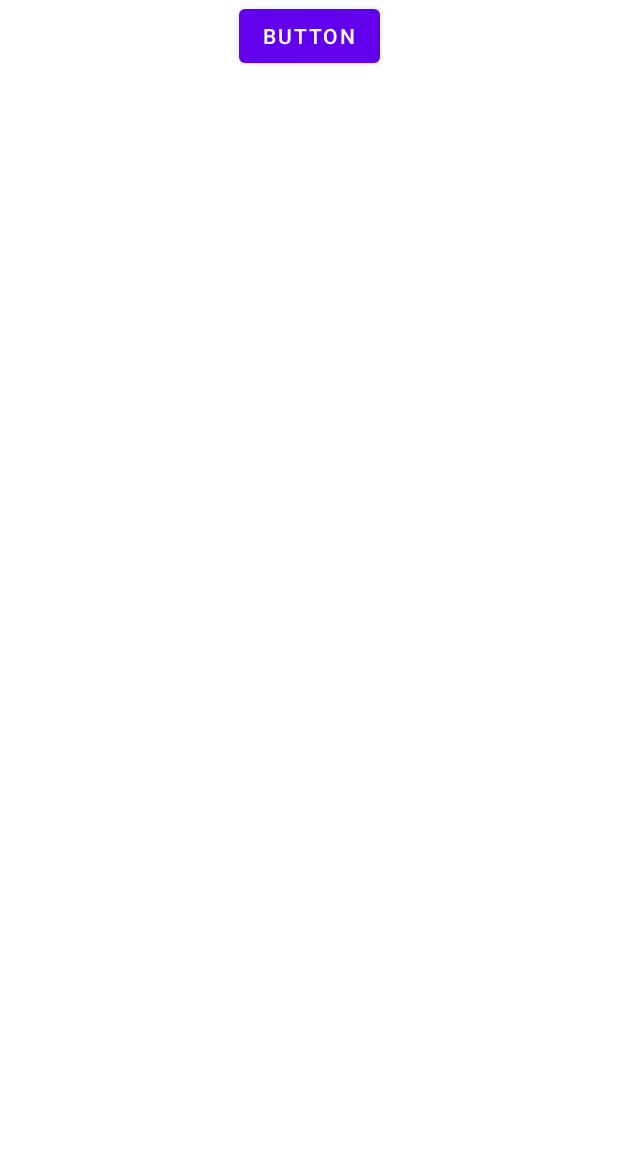
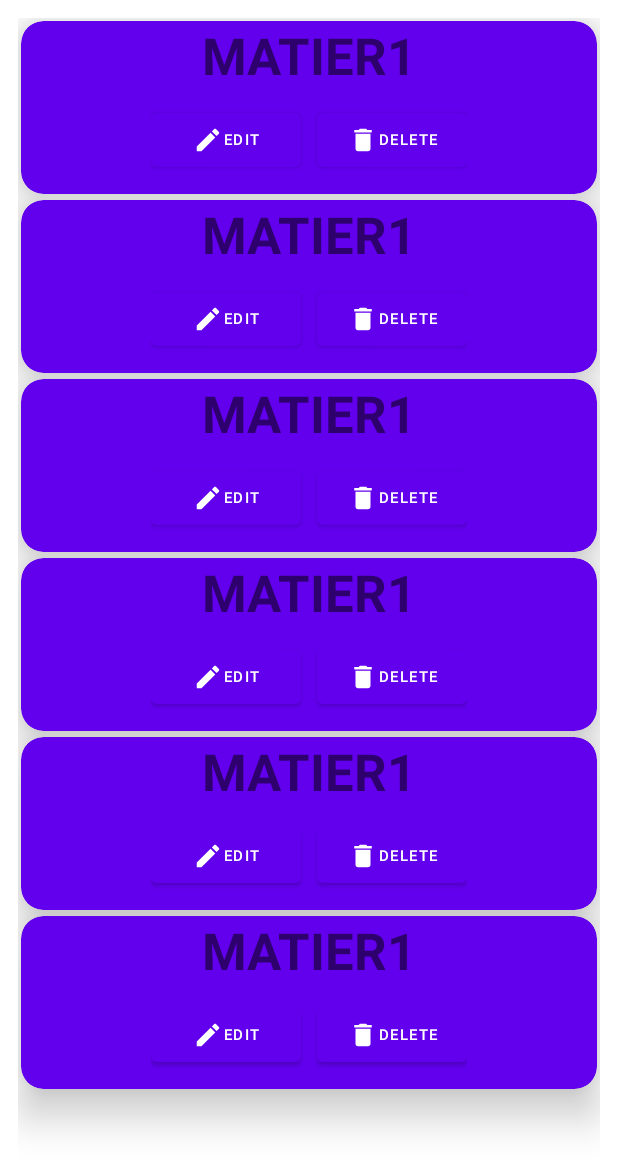
Before and after one commit to Oussafadi/GestionDeRevision-, an Android app: the layout activity_matiere.xml on its own in the app's theme, with its tools: preview values and no code run, on a phone screen of 412 x 824 dp. Shown: the top 1169 px of the screen. Run offline under Robolectric (Android 15) with nearby library versions, the phone set to English and light mode, and no system bars.

Commit message:
sohaib changes

```diff
--- a/app/src/main/java/com/example/myapplication1/data/Revision.kt
+++ b/app/src/main/java/com/example/myapplication1/data/Revision.kt
@@ -5,6 +5,7 @@ import java.sql.Date
 data class Revision(
     var id: Int,
     var id_matiere: Int,
+    var name:String,
     var date: Date,
     var hour : Int,
     var nbr_hour: Int,
--- /dev/null
+++ b/app/src/main/res/drawable/ic_baseline_add_24.xml
@@ -0,0 +1,5 @@
+<vector android:height="24dp" android:tint="#000000"
+    android:viewportHeight="24" android:viewportWidth="24"
+    android:width="24dp" xmlns:android="http://schemas.android.com/apk/res/android">
+    <path android:fillColor="@android:color/white" android:pathData="M19,13h-6v6h-2v-6H5v-2h6V5h2v6h6v2z"/>
+</vector>
--- /dev/null
+++ b/app/src/main/res/drawable/ic_baseline_add_box_24.xml
@@ -0,0 +1,5 @@
+<vector android:height="24dp" android:tint="#000000"
+    android:viewportHeight="24" android:viewportWidth="24"
+    android:width="24dp" xmlns:android="http://schemas.android.com/apk/res/android">
+    <path android:fillColor="@android:color/white" android:pathData="M19,3L5,3c-1.11,0 -2,0.9 -2,2v14c0,1.1 0.89,2 2,2h14c1.1,0 2,-0.9 2,-2L21,5c0,-1.1 -0.9,-2 -2,-2zM17,13h-4v4h-2v-4L7,13v-2h4L11,7h2v4h4v2z"/>
+</vector>
--- /dev/null
+++ b/app/src/main/res/drawable/ic_baseline_delete_24.xml
@@ -0,0 +1,5 @@
+<vector android:height="24dp" android:tint="#000000"
+    android:viewportHeight="24" android:viewportWidth="24"
+    android:width="24dp" xmlns:android="http://schemas.android.com/apk/res/android">
+    <path android:fillColor="@android:color/white" android:pathData="M6,19c0,1.1 0.9,2 2,2h8c1.1,0 2,-0.9 2,-2V7H6v12zM19,4h-3.5l-1,-1h-5l-1,1H5v2h14V4z"/>
+</vector>
--- /dev/null
+++ b/app/src/main/res/drawable/ic_baseline_mode_edit_24.xml
@@ -0,0 +1,5 @@
+<vector android:height="24dp" android:tint="#000000"
+    android:viewportHeight="24" android:viewportWidth="24"
+    android:width="24dp" xmlns:android="http://schemas.android.com/apk/res/android">
+    <path android:fillColor="@android:color/white" android:pathData="M3,17.25V21h3.75L17.81,9.94l-3.75,-3.75L3,17.25zM20.71,7.04c0.39,-0.39 0.39,-1.02 0,-1.41l-2.34,-2.34c-0.39,-0.39 -1.02,-0.39 -1.41,0l-1.83,1.83 3.75,3.75 1.83,-1.83z"/>
+</vector>
--- a/app/src/main/res/layout/activity_add_matiere.xml
+++ b/app/src/main/res/layout/activity_add_matiere.xml
@@ -4,14 +4,14 @@
     xmlns:tools="http://schemas.android.com/tools"
     android:layout_width="match_parent"
     android:layout_height="match_parent"
-    android:background="#2AC8BC"
+    android:background="@color/white"
     tools:context=".AddMatiere">
 
     <EditText
         android:id="@+id/tvname_matiere"
         android:layout_width="251dp"
         android:layout_height="57dp"
-        android:background="#A1F3A3"
+        android:background="@color/purple_700"
         android:ems="10"
         android:hint="name"
         android:inputType="textPersonName"
@@ -28,7 +28,7 @@
         android:layout_width="wrap_content"
         android:layout_height="wrap_content"
         android:layout_marginTop="100dp"
-        android:text="ADD"
+        android:text="save"
         app:layout_constraintEnd_toEndOf="parent"
         app:layout_constraintHorizontal_bias="0.5"
         app:layout_constraintStart_toStartOf="parent"
--- a/app/src/main/res/layout/activity_matiere.xml
+++ b/app/src/main/res/layout/activity_matiere.xml
@@ -6,22 +6,17 @@
     android:layout_height="match_parent"
     tools:context=".MatiereActivity">
 
-    <Button
-        android:id="@+id/bt_addmatiere"
-        android:layout_width="wrap_content"
-        android:layout_height="wrap_content"
-        android:text="Button"
+    <androidx.recyclerview.widget.RecyclerView
+        android:id="@+id/listMatieres"
+        android:layout_width="0dp"
+        android:layout_height="0dp"
+        android:padding="12dp"
+        app:layout_constraintBottom_toBottomOf="parent"
         app:layout_constraintEnd_toEndOf="parent"
         app:layout_constraintHorizontal_bias="0.5"
         app:layout_constraintStart_toStartOf="parent"
-        app:layout_constraintTop_toTopOf="parent" />
+        app:layout_constraintTop_toTopOf="parent"
+        tools:itemCount="6"
+        tools:listitem="@layout/item_matiere" />
 
-    <TextView
-        android:id="@+id/tv_output"
-        android:layout_width="275dp"
-        android:layout_height="182dp"
-        android:layout_marginTop="50dp"
-        app:layout_constraintEnd_toEndOf="parent"
-        app:layout_constraintStart_toStartOf="parent"
-        app:layout_constraintTop_toBottomOf="@+id/bt_addmatiere" />
 </androidx.constraintlayout.widget.ConstraintLayout>
--- /dev/null
+++ b/app/src/main/res/layout/item_matiere.xml
@@ -0,0 +1,75 @@
+<?xml version="1.0" encoding="utf-8"?>
+<androidx.cardview.widget.CardView xmlns:android="http://schemas.android.com/apk/res/android"
+    xmlns:app="http://schemas.android.com/apk/res-auto"
+    xmlns:tools="http://schemas.android.com/tools"
+    android:layout_width="match_parent"
+    android:layout_height="wrap_content"
+    android:layout_margin="2dp"
+    app:cardBackgroundColor="@color/purple_500"
+    app:cardCornerRadius="15dp"
+    app:cardElevation="16dp"
+
+
+    >
+
+    <androidx.constraintlayout.widget.ConstraintLayout
+        android:layout_width="match_parent"
+        android:layout_height="match_parent">
+
+        <androidx.constraintlayout.widget.ConstraintLayout
+            android:layout_width="wrap_content"
+            android:layout_height="60dp"
+            android:layout_marginTop="10dp"
+            app:layout_constraintEnd_toEndOf="parent"
+            app:layout_constraintHorizontal_bias="0.5"
+            app:layout_constraintStart_toStartOf="parent"
+            app:layout_constraintTop_toBottomOf="@+id/tv_matiere_name">
+
+            <Button
+                android:id="@+id/bt_edit_matiere"
+                android:layout_width="100dp"
+                android:layout_height="48dp"
+                android:layout_marginEnd="5dp"
+                android:text="Edit"
+                android:textSize="10sp"
+                app:icon="@drawable/ic_baseline_mode_edit_24"
+                app:iconGravity="textStart"
+                app:iconPadding="0dp"
+                app:iconSize="20dp"
+                app:layout_constraintEnd_toStartOf="@+id/bt_delete_matiere"
+                app:layout_constraintStart_toStartOf="parent"
+                app:layout_constraintTop_toTopOf="parent" />
+
+            <Button
+                android:id="@+id/bt_delete_matiere"
+                android:layout_width="100dp"
+                android:layout_height="48dp"
+                android:layout_marginStart="5dp"
+                android:text="Delete"
+                android:textSize="10sp"
+                app:icon="@drawable/ic_baseline_delete_24"
+                app:iconGravity="textStart"
+                app:iconPadding="0dp"
+                app:iconSize="20dp"
+                app:layout_constraintEnd_toEndOf="parent"
+                app:layout_constraintStart_toEndOf="@+id/bt_edit_matiere"
+                app:layout_constraintTop_toTopOf="parent" />
+
+        </androidx.constraintlayout.widget.ConstraintLayout>
+
+        <TextView
+            android:id="@+id/tv_matiere_name"
+            android:layout_width="wrap_content"
+            android:layout_height="wrap_content"
+            android:text="matier1"
+            android:textAlignment="center"
+            android:textAllCaps="true"
+            android:textSize="34sp"
+            android:textStyle="bold"
+            app:layout_constraintEnd_toEndOf="parent"
+            app:layout_constraintHorizontal_bias="0.5"
+            app:layout_constraintStart_toStartOf="parent"
+            app:layout_constraintTop_toTopOf="parent" />
+    </androidx.constraintlayout.widget.ConstraintLayout>
+
+</androidx.cardview.widget.CardView>
```
Also changed, not shown: app/src/main/AndroidManifest.xml (+5 -2 lines), app/src/main/java/com/example/myapplication1/AddMatiere.kt (+26 -3 lines), app/src/main/java/com/example/myapplication1/MainActivity.kt (+10 -10 lines), app/src/main/java/com/example/myapplication1/MatiereActivity.kt (+34 -13 lines), app/src/main/java/com/example/myapplication1/MatiereAdapter.kt (added, +66 -0 lines), app/src/main/java/com/example/myapplication1/db/appdatabase.kt (+21 -10 lines), app/src/main/res/layout/activity_main.xml (+7 -7 lines), app/src/main/res/menu/matiere_menu.xml (added, +10 -0 lines).
